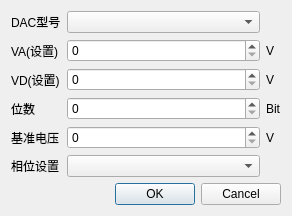
Qt form trunk/soft/zebra-tester/qdactypedialog.ui (Quenii/ADCEVM-minor) before a commit.
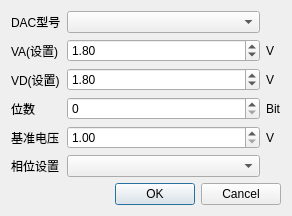
The same form after that commit.

What changed in the file:
```diff
--- a/trunk/soft/zebra-tester/qdactypedialog.ui
+++ b/trunk/soft/zebra-tester/qdactypedialog.ui
@@ -40,16 +40,6 @@
        </property>
       </widget>
      </item>
-     <item row="1" column="1">
-      <widget class="QSpinBox" name="spinBoxVa">
-       <property name="sizePolicy">
-        <sizepolicy hsizetype="Expanding" vsizetype="Fixed">
-         <horstretch>0</horstretch>
-         <verstretch>0</verstretch>
-        </sizepolicy>
-       </property>
-      </widget>
-     </item>
      <item row="1" column="2">
       <widget class="QLabel" name="label_3">
        <property name="sizePolicy">
@@ -70,16 +60,6 @@
        </property>
       </widget>
      </item>
-     <item row="2" column="1">
-      <widget class="QSpinBox" name="spinBoxVd">
-       <property name="sizePolicy">
-        <sizepolicy hsizetype="Expanding" vsizetype="Fixed">
-         <horstretch>0</horstretch>
-         <verstretch>0</verstretch>
-        </sizepolicy>
-       </property>
-      </widget>
-     </item>
      <item row="2" column="2">
       <widget class="QLabel" name="label_8">
        <property name="sizePolicy">
@@ -130,16 +110,6 @@
        </property>
       </widget>
      </item>
-     <item row="4" column="1">
-      <widget class="QSpinBox" name="spinBoxRefVolt">
-       <property name="sizePolicy">
-        <sizepolicy hsizetype="Expanding" vsizetype="Fixed">
-         <horstretch>0</horstretch>
-         <verstretch>0</verstretch>
-        </sizepolicy>
-       </property>
-      </widget>
-     </item>
      <item row="4" column="2">
       <widget class="QLabel" name="label_10">
        <property name="sizePolicy">
@@ -170,6 +140,72 @@
        </property>
       </widget>
      </item>
+     <item row="1" column="1">
+      <widget class="QDoubleSpinBox" name="doubleSpinBoxVa">
+       <property name="sizePolicy">
+        <sizepolicy hsizetype="Expanding" vsizetype="Fixed">
+         <horstretch>0</horstretch>
+         <verstretch>0</verstretch>
+        </sizepolicy>
+       </property>
+       <property name="minimum">
+        <double>1.000000000000000</double>
+       </property>
+       <property name="maximum">
+        <double>4.000000000000000</double>
+       </property>
+       <property name="singleStep">
+        <double>0.100000000000000</double>
+       </property>
+       <property name="value">
+        <double>1.800000000000000</double>
+       </property>
+      </widget>
+     </item>
+     <item row="2" column="1">
+      <widget class="QDoubleSpinBox" name="doubleSpinBoxVd">
+       <property name="sizePolicy">
+        <sizepolicy hsizetype="Expanding" vsizetype="Fixed">
+         <horstretch>0</horstretch>
+         <verstretch>0</verstretch>
+        </sizepolicy>
+       </property>
+       <property name="minimum">
+        <double>1.000000000000000</double>
+       </property>
+       <property name="maximum">
+        <double>4.000000000000000</double>
+       </property>
+       <property name="singleStep">
+        <double>0.100000000000000</double>
+       </property>
+       <property name="value">
+        <double>1.800000000000000</double>
+       </property>
+      </widget>
+     </item>
+     <item row="4" column="1">
+      <widget class="QDoubleSpinBox" name="doubleSpinBoxVref">
+       <property name="sizePolicy">
+        <sizepolicy hsizetype="Expanding" vsizetype="Fixed">
+         <horstretch>0</horstretch>
+         <verstretch>0</verstretch>
+        </sizepolicy>
+       </property>
+       <property name="minimum">
+        <double>1.000000000000000</double>
+       </property>
+       <property name="maximum">
+        <double>4.000000000000000</double>
+       </property>
+       <property name="singleStep">
+        <double>0.100000000000000</double>
+       </property>
+       <property name="value">
+        <double>1.000000000000000</double>
+       </property>
+      </widget>
+     </item>
     </layout>
    </item>
    <item row="1" column="0">
```
